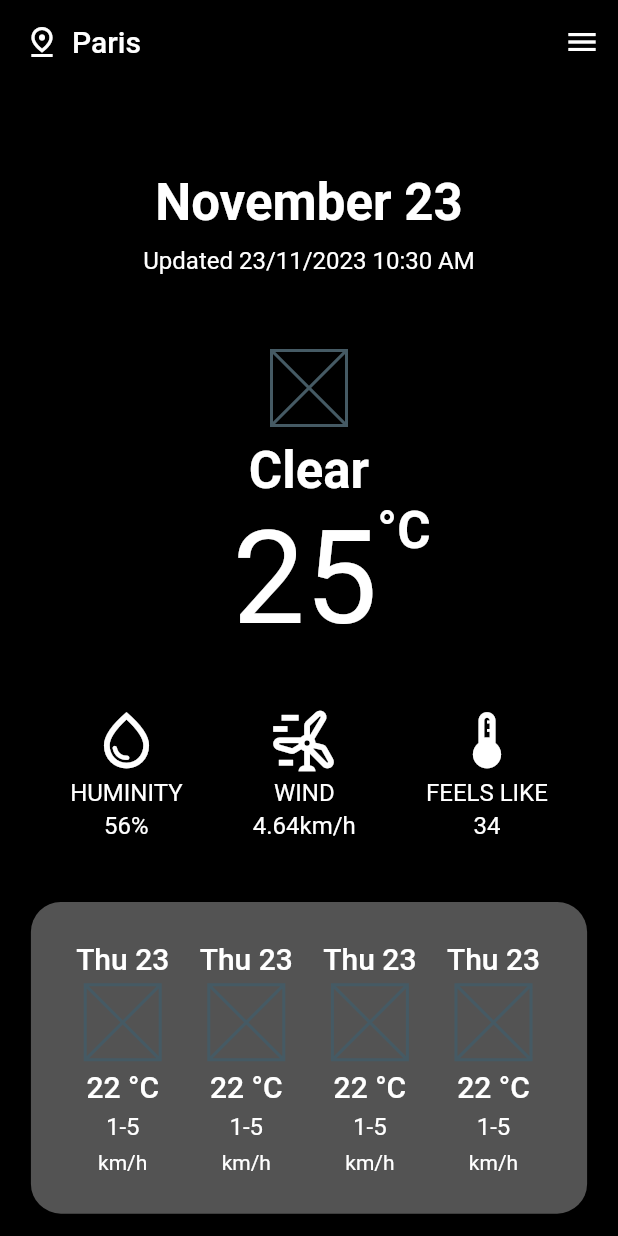
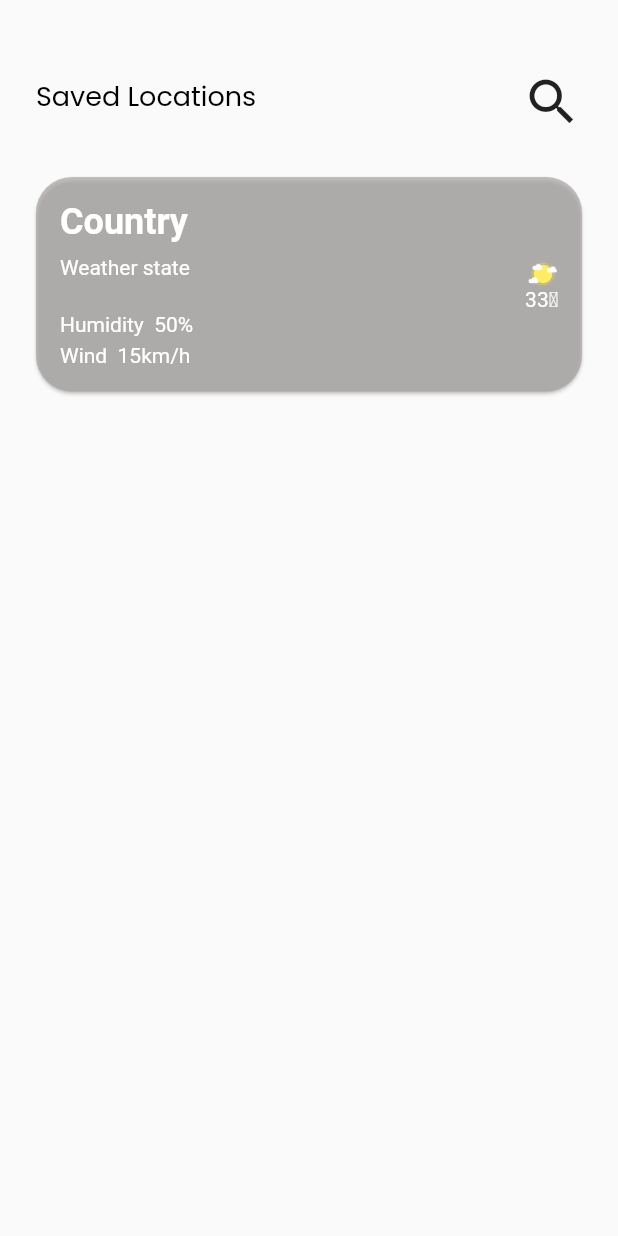
Before and after one commit to LokeJooTuck/weather_application, a Flutter app: the screen it shows after launch, after a tap on the "menu" icon, on a phone screen of 412 x 824 dp. Run offline on Flutter 3.47's test engine with Material 2 defaults, Android fonts, the phone set to English and light mode, and no system bars; our stand-ins replace google_fonts.

Commit message:
Code update

```diff
--- a/lib/data/source/weather_api_provider.dart
+++ b/lib/data/source/weather_api_provider.dart
@@ -1,3 +1,10 @@
-class WeatherApiProvider{
+import 'package:http/http.dart' as http;
 
+class WeatherApiProvider {
+  Future<http.Response> fetchWeather(double latitude, double longitude) {
+    latitude = 2.5;
+    longitude = 112.5;
+    return http.get(Uri.parse(
+        'https://api.open-meteo.com/v1/forecast?latitude=$latitude&longitude=$longitude&hourly=relative_humidity_2m&daily=weather_code,temperature_2m_max,apparent_temperature_max,wind_speed_10m_max&forecast_days=4'));
+  }
 }
--- /dev/null
+++ b/lib/page_navigation.dart
@@ -0,0 +1,10 @@
+import 'package:flutter/material.dart';
+
+void navigateToPage(BuildContext context, Widget page) {
+  Navigator.push(
+    context,
+    MaterialPageRoute(
+      builder: (context) => page,
+    ),
+  );
+}
--- a/lib/ui/screens/add_location/add_new_location_screen.dart
+++ b/lib/ui/screens/add_location/add_new_location_screen.dart
@@ -0,0 +1,62 @@
+import 'package:flutter/material.dart';
+import 'package:flutter/services.dart';
+import 'package:google_fonts/google_fonts.dart';
+import 'package:weather_application/ui/screens/add_location/widgets/weather_summary_card.dart';
+
+class SavedLocationsPage extends StatelessWidget {
+  const SavedLocationsPage({super.key});
+
+  @override
+  Widget build(BuildContext context) {
+    return const AnnotatedRegion<SystemUiOverlayStyle>(
+      value: SystemUiOverlayStyle(
+        statusBarColor: Colors.transparent,
+        statusBarIconBrightness: Brightness.dark,
+      ),
+      child: Scaffold(
+        body: SafeArea(
+          child: SavedLocationsPageContent(),
+        ),
+      ),
+    );
+  }
+}
+
+class SavedLocationsPageContent extends StatefulWidget {
+  const SavedLocationsPageContent({super.key});
+
+  @override
+  State<SavedLocationsPageContent> createState() => _SavedLocationsPageContentState();
+}
+
+class _SavedLocationsPageContentState extends State<SavedLocationsPageContent> {
+  @override
+  Widget build(BuildContext context) {
+    return Padding(
+      padding: const EdgeInsets.symmetric(horizontal: 24, vertical: 40),
+      child: Column(
+        children: [
+          Row(
+            children: [
+              Expanded(
+                child: Text(
+                  'Saved Locations',
+                  style: GoogleFonts.poppins().copyWith(fontSize: 18, fontWeight: FontWeight.w400, color: Colors.black),
+                ),
+              ),
+              IconButton(
+                onPressed: () {},
+                icon: const Icon(
+                  Icons.search,
+                  size: 40,
+                ),
+              ),
+            ],
+          ),
+          const SizedBox(height: 30),
+          const WeatherSummaryCard(),
+        ],
+      ),
+    );
+  }
+}
--- /dev/null
+++ b/lib/ui/screens/add_location/widgets/weather_summary_card.dart
@@ -0,0 +1,56 @@
+import 'package:flutter/material.dart';
+
+class WeatherSummaryCard extends StatelessWidget {
+  const WeatherSummaryCard({super.key});
+
+  @override
+  Widget build(BuildContext context) {
+    return Card(
+      margin: EdgeInsets.zero,
+      color: const Color(0xB3AAA5A5),
+      shape: RoundedRectangleBorder(
+        borderRadius: BorderRadius.circular(24),
+      ),
+      child: Padding(
+        padding: const EdgeInsets.all(16),
+        child: Row(
+          children: [
+            Expanded(
+              child: Column(
+                crossAxisAlignment: CrossAxisAlignment.start,
+                children: [
+                  Text(
+                    'Country',
+                    style: Theme.of(context).textTheme.bodyText1?.copyWith(
+                      fontSize: 24,
+                      fontWeight: FontWeight.w700,
+                      shadows: <Shadow>[
+                        const Shadow(),
+                      ],
+                    ),
+                  ),
+                  SizedBox(height: 8),
+                  Text('Weather state'),
+                  SizedBox(height: 22),
+                  Text('Humidity  50%'),
+                  SizedBox(height: 5),
+                  Text('Wind  15km/h'),
+                ],
+              ),
+            ),
+            Column(
+              children: const [
+                Image(
+                  image: AssetImage('assets/weather-icons-png/PartlyCloudyDay.png'),
+                  width: 20,
+                  height: 20,
+                ),
+                Text('33\u2109'),
+              ],
+            )
+          ],
+        ),
+      ),
+    );
+  }
+}
--- a/lib/ui/screens/check_weather/check_weather_screen.dart
+++ b/lib/ui/screens/check_weather/check_weather_screen.dart
@@ -18,7 +18,7 @@ class _CheckWeatherScreenState extends State<CheckWeatherScreen> {
   Widget build(BuildContext context) {
     return Scaffold(
       backgroundColor: Colors.black,
-      appBar: header(),
+      appBar: header(context),
       body: Column(
         mainAxisSize: MainAxisSize.max,
         children: [
@@ -26,20 +26,15 @@ class _CheckWeatherScreenState extends State<CheckWeatherScreen> {
             height: MediaQuery.of(context).size.height * 0.05,
           ),
           const Flexible(child: SelectedDateWidget()),
-           Container(
-            height: 270,
-            child: TemperatureStatus()),
+          Container(height: 270, child: TemperatureStatus()),
           // Container(
           //   height: 320,
           //   child: TemperatureStatus()),
-          const Flexible(
-            child: OtherStatus()),
+          const Flexible(child: OtherStatus()),
           SizedBox(
             height: MediaQuery.of(context).size.height * 0.05,
           ),
-          const Flexible(
-            flex: 2,
-            child: ForcastList()),
+          const Flexible(flex: 2, child: ForcastList()),
           //  Container(
           //   height: MediaQuery.of(context).size.height*0.25,
           //   child: ForcastList())
--- a/lib/ui/screens/check_weather/widgets/app_bar.dart
+++ b/lib/ui/screens/check_weather/widgets/app_bar.dart
@@ -1,6 +1,9 @@
 import 'package:flutter/material.dart';
 
-AppBar header() {
+import '../../../../page_navigation.dart';
+import '../../add_location/add_new_location_screen.dart';
+
+AppBar header(BuildContext context) {
   return AppBar(
     backgroundColor: Colors.transparent,
     elevation: 0,
@@ -19,7 +22,9 @@ AppBar header() {
     ),
     actions: [
       IconButton(
-        onPressed: () {},
+        onPressed: () {
+          navigateToPage(context, SavedLocationsPage());
+        },
         icon: const Icon(
           Icons.menu,
           color: Colors.white,
--- a/pubspec.yaml
+++ b/pubspec.yaml
@@ -71,6 +71,8 @@ flutter:
 
   # For details regarding adding assets from package dependencies, see
   # https://flutter.dev/assets-and-images/#from-packages
+  assets:
+      - assets/weather-icons-png/
 
   # To add custom fonts to your application, add a fonts section here,
   # in this "flutter" section. Each entry in this list should have a
```
Also changed, not shown: pubspec.lock, 2 other files.
